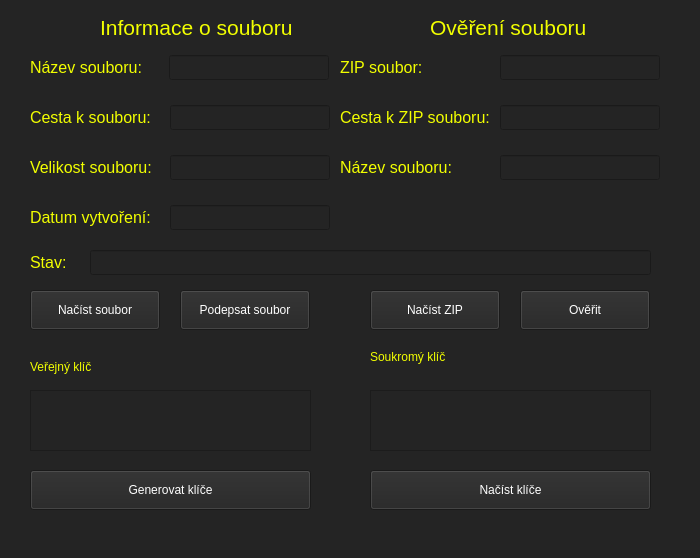
Above: DSA/DSA_GUI.ui from VaclavTomecek/Kryptologie before the change. Below: the same form after it.
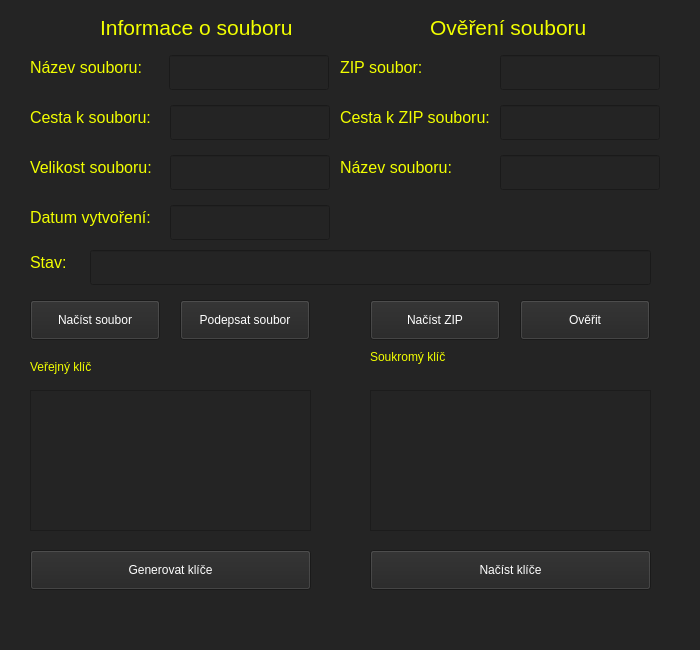
That is the form after the change.

```diff
--- a/DSA/DSA_GUI.ui
+++ b/DSA/DSA_GUI.ui
@@ -7,7 +7,7 @@
     <x>0</x>
     <y>0</y>
     <width>700</width>
-    <height>558</height>
+    <height>650</height>
    </rect>
   </property>
   <property name="windowTitle">
@@ -157,7 +157,7 @@
     <property name="geometry">
      <rect>
       <x>30</x>
-      <y>290</y>
+      <y>300</y>
       <width>130</width>
       <height>40</height>
      </rect>
@@ -174,7 +174,7 @@
     <property name="geometry">
      <rect>
       <x>180</x>
-      <y>290</y>
+      <y>300</y>
       <width>130</width>
       <height>40</height>
      </rect>
@@ -225,7 +225,7 @@
     <property name="geometry">
      <rect>
       <x>370</x>
-      <y>290</y>
+      <y>300</y>
       <width>130</width>
       <height>40</height>
      </rect>
@@ -242,7 +242,7 @@
     <property name="geometry">
      <rect>
       <x>520</x>
-      <y>290</y>
+      <y>300</y>
       <width>130</width>
       <height>40</height>
      </rect>
@@ -278,7 +278,7 @@
       <x>169</x>
       <y>55</y>
       <width>160</width>
-      <height>25</height>
+      <height>35</height>
      </rect>
     </property>
     <property name="styleSheet">
@@ -292,7 +292,7 @@
       <x>170</x>
       <y>105</y>
       <width>160</width>
-      <height>25</height>
+      <height>35</height>
      </rect>
     </property>
     <property name="styleSheet">
@@ -306,7 +306,7 @@
       <x>170</x>
       <y>155</y>
       <width>160</width>
-      <height>25</height>
+      <height>35</height>
      </rect>
     </property>
     <property name="styleSheet">
@@ -320,7 +320,7 @@
       <x>170</x>
       <y>205</y>
       <width>160</width>
-      <height>25</height>
+      <height>35</height>
      </rect>
     </property>
     <property name="styleSheet">
@@ -334,7 +334,7 @@
       <x>500</x>
       <y>55</y>
       <width>160</width>
-      <height>25</height>
+      <height>35</height>
      </rect>
     </property>
     <property name="styleSheet">
@@ -348,7 +348,7 @@
       <x>500</x>
       <y>105</y>
       <width>160</width>
-      <height>25</height>
+      <height>35</height>
      </rect>
     </property>
     <property name="styleSheet">
@@ -362,7 +362,7 @@
       <x>90</x>
       <y>250</y>
       <width>561</width>
-      <height>25</height>
+      <height>35</height>
      </rect>
     </property>
     <property name="styleSheet">
@@ -376,7 +376,7 @@
       <x>30</x>
       <y>390</y>
       <width>281</width>
-      <height>61</height>
+      <height>141</height>
      </rect>
     </property>
     <property name="styleSheet">
@@ -390,7 +390,7 @@
       <x>370</x>
       <y>390</y>
       <width>281</width>
-      <height>61</height>
+      <height>141</height>
      </rect>
     </property>
     <property name="styleSheet">
@@ -402,7 +402,7 @@
     <property name="geometry">
      <rect>
       <x>30</x>
-      <y>470</y>
+      <y>550</y>
       <width>281</width>
       <height>40</height>
      </rect>
@@ -419,7 +419,7 @@
     <property name="geometry">
      <rect>
       <x>370</x>
-      <y>470</y>
+      <y>550</y>
       <width>281</width>
       <height>40</height>
      </rect>
@@ -455,7 +455,7 @@
       <x>500</x>
       <y>155</y>
       <width>160</width>
-      <height>25</height>
+      <height>35</height>
      </rect>
     </property>
     <property name="styleSheet">
```
